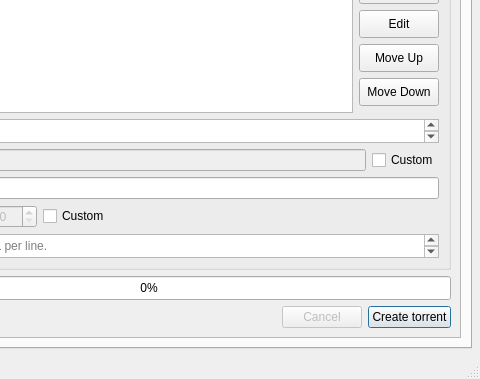
Above: src/gui/MainWindow.ui from amefs/TorrentCraft before the change; both pictures show x 240 to 720 and y 581 to 960 of the 720 by 960 pixel window. Below: the same form after it.
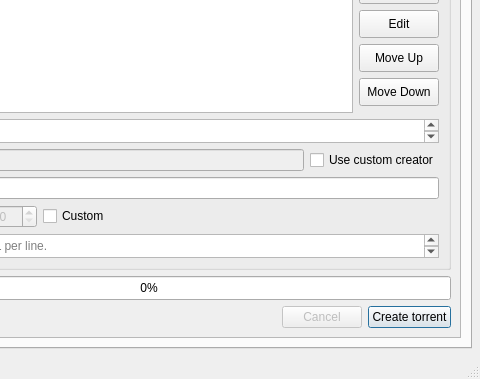
That is the form after the change. Icons and pictures are not drawn.

The edit to the form file:
```diff
--- a/src/gui/MainWindow.ui
+++ b/src/gui/MainWindow.ui
@@ -534,7 +534,7 @@
                  </item>
                  <item>
                   <widget class="QCheckBox" name="chkCreateCreator">
-                   <property name="text"><string>Custom</string></property>
+                   <property name="text"><string>Use custom creator</string></property>
                   </widget>
                  </item>
                 </layout>
```
Left out of the diff: 2 changed lines with no effect on the pictures.
